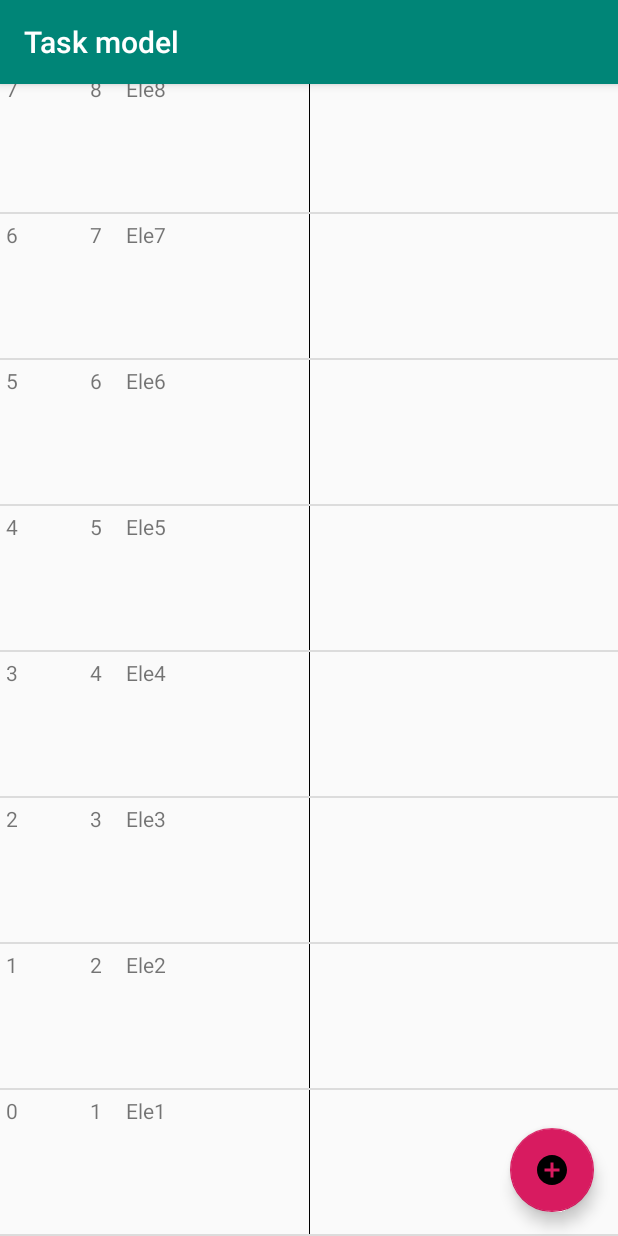
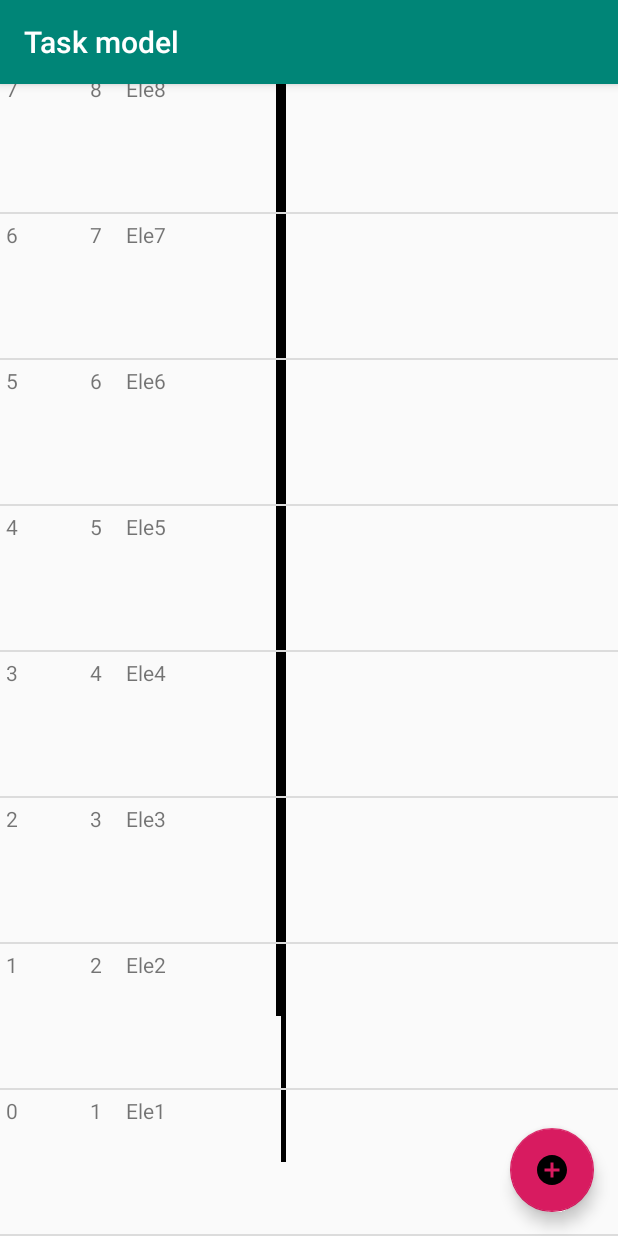
Before and after one commit to JV/TaskModel, an Android app: the screen it shows after launch (MainActivity), scrolled down 1568 dp, on a phone screen of 412 x 824 dp. Run offline under Robolectric (Android 15) with nearby library versions, the phone set to English and light mode, and no system bars.

Commit message:
Final, missing drawing layouts/ lines for multiple tags

```diff
--- a/app/src/main/java/com/example/taskmodel/MainActivity.java
+++ b/app/src/main/java/com/example/taskmodel/MainActivity.java
@@ -78,19 +78,17 @@ public class MainActivity extends AppCompatActivity implements DoWork {
 
         SharedPreferences.Editor editor = sharedPreferences.edit();
 
+        Gson gson = new Gson();
+        String json1 = gson.toJson(coordinates);
+        editor.putString("CoordinatesList", json1);
+        editor.apply();
 
-        Gson gson = new Gson();
         String json = sharedPreferences.getString("CoordinatesList", "");
         Type type = new TypeToken<List<List<Integer>>>() {
         }.getType();
         coordinates = gson.fromJson(json, type);
 
         if (!sharedPreferences.getBoolean("firstTime", false)) {
-
-
-            String json1 = gson.toJson(coordinates);
-            editor.putString("CoordinatesList", json1);
-            editor.apply();
 
             populateLists();
             SharedPreferences.Editor editor1 = sharedPreferences.edit();
--- a/app/src/main/java/com/example/taskmodel/adapters/ElementModelViewAdapter.java
+++ b/app/src/main/java/com/example/taskmodel/adapters/ElementModelViewAdapter.java
@@ -5,9 +5,11 @@ import android.content.SharedPreferences;
 import android.graphics.Bitmap;
 import android.graphics.Canvas;
 import android.graphics.Paint;
+import android.graphics.Path;
 import android.os.Build;
 import android.preference.PreferenceManager;
 import android.util.Log;
+import android.view.Gravity;
 import android.view.LayoutInflater;
 import android.view.View;
 import android.view.ViewGroup;
@@ -23,7 +25,7 @@ import com.example.taskmodel.MainActivity;
 import com.example.taskmodel.R;
 import com.example.taskmodel.element.ElementModel;
 import com.example.taskmodel.interfaces.DoWork;
-import com.example.taskmodel.view.LineTextView;
+import com.example.taskmodel.view.LineView;
 import com.google.gson.Gson;
 import com.google.gson.reflect.TypeToken;
 
@@ -64,12 +66,16 @@ public class ElementModelViewAdapter extends RecyclerView.Adapter<ElementModelVi
         this.mContext = context;
     }
 
+    @RequiresApi(api = Build.VERSION_CODES.JELLY_BEAN_MR1)
     @NonNull
     @Override
     public ElementModelViewAdapter.ElementHolder onCreateViewHolder(@NonNull ViewGroup parent, int viewType) {
+
+
         View view = LayoutInflater.from(parent.getContext()).inflate(R.layout.element_item, parent, false);
 
         ElementHolder holder = new ElementHolder(view);
+
         return holder;
     }
 
@@ -85,34 +91,79 @@ public class ElementModelViewAdapter extends RecyclerView.Adapter<ElementModelVi
         holder.tvNaziv.setText(elementModels.get(position).getNaziv());
         holder.tvPocetak.setText(String.valueOf(elementModels.get(position).getPocetak()));
         holder.tvKraj.setText(String.valueOf(elementModels.get(position).getId()));
-
+        holder.connectionHolders.removeAllViews();
 
         for (int i = 0; i < coordinates.size(); i++) {
 
-            Log.d("round", "onBindViewHolder: " + i);
 
-//            lineTextView.draw(holder.canvas); option 2
+            int startX;
+            int startY;
+            int stopX;
+            int stopY;
+            int width = holder.view.getWidth();
+
+            Log.d("WIDTH", "onBindView: " + width);
+            int height = holder.linearLayoutElementItem.getMeasuredHeight();
+            Log.d("HEIGHT", "onBindView: " + height);
+            startX = 0;
+            startY = 0;
+            stopX = 0;
+            stopY = height;
+
+            LineView lineView = new LineView(holder.holderContex, holder.paint, holder.canvas, holder.bitmap, startX, startY, stopX, stopY, holder.path, holder.view);
+            holder.connectionHolders.addView(lineView);
+
 
             if (position == coordinates.get(i).get(0)) {
 
-                holder.lineTextViewTopHalf.setVisibility(View.INVISIBLE);
-                holder.lineTextViewBottomHalf.setVisibility(View.VISIBLE);
+                LinearLayout.LayoutParams lp = new LinearLayout.LayoutParams(5, height / 2);
+                lineView.setLayoutParams(lp);
+                lineView.setVisibility(View.VISIBLE);
+
+
+                if (coordinates.get(i).get(1) == -1) {
+
+                    lineView.setVisibility(View.INVISIBLE);
+
+
+                } else if (position < coordinates.get(i).get(1)) {
+
+                    LinearLayout.LayoutParams lp2 = new LinearLayout.LayoutParams(5, height / 2);
+                    lp2.gravity = Gravity.BOTTOM;
+                    lineView.setLayoutParams(lp2);
+                    lineView.setVisibility(View.VISIBLE);
+                }
+            }
+            if (position > coordinates.get(i).get(0) && coordinates.get(i).get(1) == -1) {
+
+                lineView.setVisibility(View.INVISIBLE);
+            }
+
+            if (position < coordinates.get(i).get(0)) {
+
+                LinearLayout.LayoutParams lp2 = new LinearLayout.LayoutParams(5, height);
+                lineView.setLayoutParams(lp2);
+                lineView.setVisibility(View.INVISIBLE);
 
             }
-            if (coordinates.get(i).get(1) == -1) {
 
-                holder.lineTextViewBottomHalf.setVisibility(View.INVISIBLE);
+            if (position > coordinates.get(i).get(0) && position < coordinates.get(i).get(1)) {
+                LinearLayout.LayoutParams lp2 = new LinearLayout.LayoutParams(5, height);
+                lineView.setLayoutParams(lp2);
+                lineView.setVisibility(View.VISIBLE);
             }
 
-            if (position < coordinates.get(i).get(1) - 1) {
 
-                holder.lineTextViewBottomHalf.setVisibility(View.VISIBLE);
-                holder.lineTextViewTopHalf.setVisibility(View.VISIBLE);
+            if (position == coordinates.get(i).get(1)) {
+                LinearLayout.LayoutParams lp = new LinearLayout.LayoutParams(5, height / 2);
+                lineView.setLayoutParams(lp);
+                lineView.setVisibility(View.VISIBLE);
+
             }
-            if (position == coordinates.get(i).get(1)) {
-
-                holder.lineTextViewBottomHalf.setVisibility(View.INVISIBLE);
-                holder.lineTextViewTopHalf.setVisibility(View.VISIBLE);
+            if(position > coordinates.get(i).get(1)) {
+                LinearLayout.LayoutParams lp = new LinearLayout.LayoutParams(5, height / 2);
+                lineView.setLayoutParams(lp);
+                lineView.setVisibility(View.INVISIBLE);
             }
         }
         Log.d("TEST On BIND", coordinates.toString());
@@ -120,37 +171,93 @@ public class ElementModelViewAdapter extends RecyclerView.Adapter<ElementModelVi
 
     class ElementHolder extends RecyclerView.ViewHolder {
 
+        View view;
         TextView tvNaziv;
         TextView tvPocetak;
         TextView tvKraj;
-        LineTextView lineTextViewTopHalf;
-        LineTextView lineTextViewBottomHalf;
-        LinearLayout linearLayout;
-        Context holderContex = mContext;
+        LinearLayout connectionHolders;
+        Context holderContex;
         Canvas canvas;
         Bitmap bitmap;
         Paint paint;
+        LinearLayout connectionHolder;
+        Path path;
+        float startX;
+        float startY;
+        float stopX;
+        float stopY;
 
+        private LinearLayout linearLayoutElementItem;
+        private Integer width;
+        private Integer height;
+        LineView lineView;
+
+
+        @RequiresApi(api = Build.VERSION_CODES.JELLY_BEAN_MR1)
         public ElementHolder(@NonNull View itemView) {
 
             super(itemView);
 
+            view = itemView;
+            path = new Path();
+            holderContex = itemView.getContext();
+
             paint = new Paint();
-            bitmap = Bitmap.createBitmap(2,96, Bitmap.Config.ARGB_8888);
+            bitmap = Bitmap.createBitmap(1, 1, Bitmap.Config.ARGB_8888);
+
+            linearLayoutElementItem = itemView.findViewById(R.id.elementItem);
 
             canvas = new Canvas(bitmap);
             tvNaziv = itemView.findViewById(R.id.tvNaziv);
             tvPocetak = itemView.findViewById(R.id.tvPocetak);
             tvKraj = itemView.findViewById(R.id.tvKraj);
-            lineTextViewTopHalf = itemView.findViewById(R.id.lineTextViewTopHalf);
-            lineTextViewBottomHalf = itemView.findViewById(R.id.lineTextViewBottomHalf);
-            linearLayout = itemView.findViewById(R.id.pipelines);
-//            for(int i = 0; i < coordinates.size(); i++) {
-//                LineTextView lineTextView = new LineTextView(mContext);
-//                linearLayout.addView(lineTextView);
-//
-//                lineTextView.draw(canvas);
-//            }
+            connectionHolders = itemView.findViewById(R.id.conncectionHolders);
+            connectionHolder = itemView.findViewById(R.id.connectionHolder);
+            startX = 0;
+            startY = 0;
+            stopX = 0;
+            stopY = 0;
+
+        }
+
+        public float getStartX() {
+            return startX;
+        }
+
+        public void setStartX(float startX) {
+            this.startX = startX;
+        }
+
+        public float getStartY() {
+            return startY;
+        }
+
+        public void setStartY(float startY) {
+            this.startY = startY;
+        }
+
+        public float getStopX() {
+            return stopX;
+        }
+
+        public void setStopX(float stopX) {
+            this.stopX = stopX;
+        }
+
+        public float getStopY() {
+            return stopY;
+        }
+
+        public void setStopY(float stopY) {
+            this.stopY = stopY;
+        }
+
+        public View getView() {
+            return view;
+        }
+
+        public void setView(View view) {
+            this.view = view;
         }
     }
 
@@ -212,4 +319,5 @@ public class ElementModelViewAdapter extends RecyclerView.Adapter<ElementModelVi
         this.touchHelper = touchHelper;
     }
 
+
 }
--- a/app/src/main/java/com/example/taskmodel/view/DotView.java
+++ b/app/src/main/java/com/example/taskmodel/view/DotView.java
@@ -4,14 +4,14 @@ import android.content.Context;
 import android.graphics.Canvas;
 import android.graphics.Paint;
 import android.util.AttributeSet;
+import android.view.View;
 
-import androidx.appcompat.widget.AppCompatTextView;
-
-public class DotView extends AppCompatTextView {
+public class DotView extends View {
 
     private float x = 30;
     private float y = 30;
     private Paint paint = new Paint();
+
     public DotView(Context context) {
         super(context);
     }
@@ -27,6 +27,6 @@ public class DotView extends AppCompatTextView {
     @Override
     protected void onDraw(Canvas canvas) {
         super.onDraw(canvas);
-        canvas.drawCircle(x,y,2, paint);
+        canvas.drawCircle(x, y, 2, paint);
     }
 }
--- a/app/src/main/java/com/example/taskmodel/view/LineTextView.java
+++ /dev/null
@@ -1,56 +0,0 @@
-package com.example.taskmodel.view;
-
-import android.content.Context;
-import android.graphics.Bitmap;
-import android.graphics.Canvas;
-import android.graphics.Color;
-import android.graphics.Paint;
-import android.graphics.Path;
-import android.util.AttributeSet;
-
-import androidx.appcompat.widget.AppCompatTextView;
-
-public class LineTextView extends AppCompatTextView {
-
-    private Paint paint = new Paint();
-    private Canvas canvas;
-    private Bitmap bitmap;
-    float startX;
-    float startY;
-    float stopX;
-    float stopY;
-    private Path path;
-
-    public LineTextView(Context context) {
-        super(context);
-    }
-
-    public LineTextView(Context context, AttributeSet attrs) {
-        super(context, attrs);
-    }
-
-    public LineTextView(Context context, AttributeSet attrs, int defStyle) {
-        super(context, attrs, defStyle);
-    }
-
-    public LineTextView(Context context, Paint paint, Canvas canvas, Bitmap bitmap, float startX, float startY, float stopX, float stopY, Path path) {
-        super(context);
-        this.paint = paint;
-        this.canvas = canvas;
-        this.bitmap = bitmap;
-        this.startX = startX;
-        this.startY = startY;
-        this.stopX = stopX;
-        this.stopY = stopY;
-        this.path = path;
-    }
-
-    @Override
-    protected void onDraw(Canvas canvas) {
-        super.onDraw(canvas);
-        paint.setColor(Color.parseColor("#000000"));
-        paint.setStrokeWidth(2);
-        paint.setStyle(Paint.Style.FILL);
-        canvas.drawLine(0, 0, 0, getHeight(), paint);
-    }
-}
--- a/app/src/main/java/com/example/taskmodel/view/LineView.java
+++ b/app/src/main/java/com/example/taskmodel/view/LineView.java
@@ -7,9 +7,14 @@ import android.graphics.Color;
 import android.graphics.Paint;
 import android.graphics.Path;
 import android.util.AttributeSet;
+import android.util.Log;
 import android.view.View;
 
-public class LineView extends View {
+import androidx.appcompat.widget.AppCompatTextView;
+
+import com.example.taskmodel.R;
+
+public class LineView extends AppCompatTextView {
 
     private Paint paint = new Paint();
     private Canvas canvas;
@@ -19,21 +24,26 @@ public class LineView extends View {
     float stopX;
     float stopY;
     private Path path;
+    private View view;
 
     public LineView(Context context) {
         super(context);
+        View.inflate(context, R.layout.connection_holder, null);
     }
 
     public LineView(Context context, AttributeSet attrs) {
         super(context, attrs);
+        View.inflate(context, R.layout.connection_holder, null);
     }
 
     public LineView(Context context, AttributeSet attrs, int defStyle) {
         super(context, attrs, defStyle);
+        View.inflate(context, R.layout.connection_holder, null);
     }
 
-    public LineView(Context context, Paint paint, Canvas canvas, Bitmap bitmap, float startX, float startY, float stopX, float stopY, Path path) {
+    public LineView(Context context, Paint paint, Canvas canvas, Bitmap bitmap, float startX, float startY, float stopX, float stopY, Path path, View view) {
         super(context);
+
         this.paint = paint;
         this.canvas = canvas;
         this.bitmap = bitmap;
@@ -42,13 +52,18 @@ public class LineView extends View {
         this.stopX = stopX;
         this.stopY = stopY;
         this.path = path;
-        this.setBackgroundColor(Color.TRANSPARENT);
+        this.view = view;
+        View.inflate(context, R.layout.connection_holder, null);
+//        LayoutInflater.from(context).inflate(R.layout.connection_holder, (ViewGroup) view,false);
     }
 
     @Override
     protected void onDraw(Canvas canvas) {
         super.onDraw(canvas);
+        paint.setColor(Color.parseColor("#000000"));
+        paint.setStrokeWidth(10);
+        paint.setStyle(Paint.Style.FILL);
         canvas.drawLine(startX, startY, stopX, stopY, paint);
+        Log.d("DRAW", "onDraw: ");
     }
-
 }
--- /dev/null
+++ b/app/src/main/res/layout/connection_holder.xml
@@ -0,0 +1,8 @@
+<?xml version="1.0" encoding="utf-8"?>
+<LinearLayout xmlns:android="http://schemas.android.com/apk/res/android"
+    android:layout_width="2dp"
+    android:id="@+id/connectionHolder"
+    android:layout_height="match_parent"
+    android:orientation="vertical">
+
+</LinearLayout>
--- a/app/src/main/res/layout/element_item.xml
+++ b/app/src/main/res/layout/element_item.xml
@@ -1,5 +1,6 @@
 <?xml version="1.0" encoding="utf-8"?>
 <LinearLayout xmlns:android="http://schemas.android.com/apk/res/android"
+    android:id="@+id/elementItem"
     android:layout_width="match_parent"
     android:layout_height="96dp"
     android:background="@android:color/transparent"
@@ -10,9 +11,8 @@
 
     <LinearLayout
 
-        android:layout_width="0dp"
+        android:layout_width="wrap_content"
         android:layout_height="wrap_content"
-        android:layout_weight="1"
         android:background="@android:color/transparent"
         android:orientation="vertical">
 
@@ -28,7 +28,6 @@
                 android:id="@+id/tvPocetak"
                 android:layout_width="48dp"
                 android:layout_height="wrap_content"
-
                 android:layout_margin="4dp"
                 android:text="asfa" />
 
@@ -54,23 +53,13 @@
 
     <LinearLayout
 
-        android:id="@+id/pipelines"
-        android:layout_width="0dp"
-        android:layout_height="match_parent"
-        android:layout_weight="1"
+        android:id="@+id/conncectionHolders"
+        android:layout_width="wrap_content"
+        android:layout_height="wrap_content"
         android:background="@android:color/transparent"
-        android:orientation="vertical">
-
-        <com.example.taskmodel.view.LineTextView
-            android:id="@+id/lineTextViewTopHalf"
-            android:layout_width="2dp"
-            android:layout_height="match_parent" />
-
-        <com.example.taskmodel.view.LineTextView
-            android:id="@+id/lineTextViewBottomHalf"
-            android:layout_width="2dp"
-            android:layout_height="match_parent" />
+        android:orientation="horizontal">
 
     </LinearLayout>
 
+
 </LinearLayout>
```
